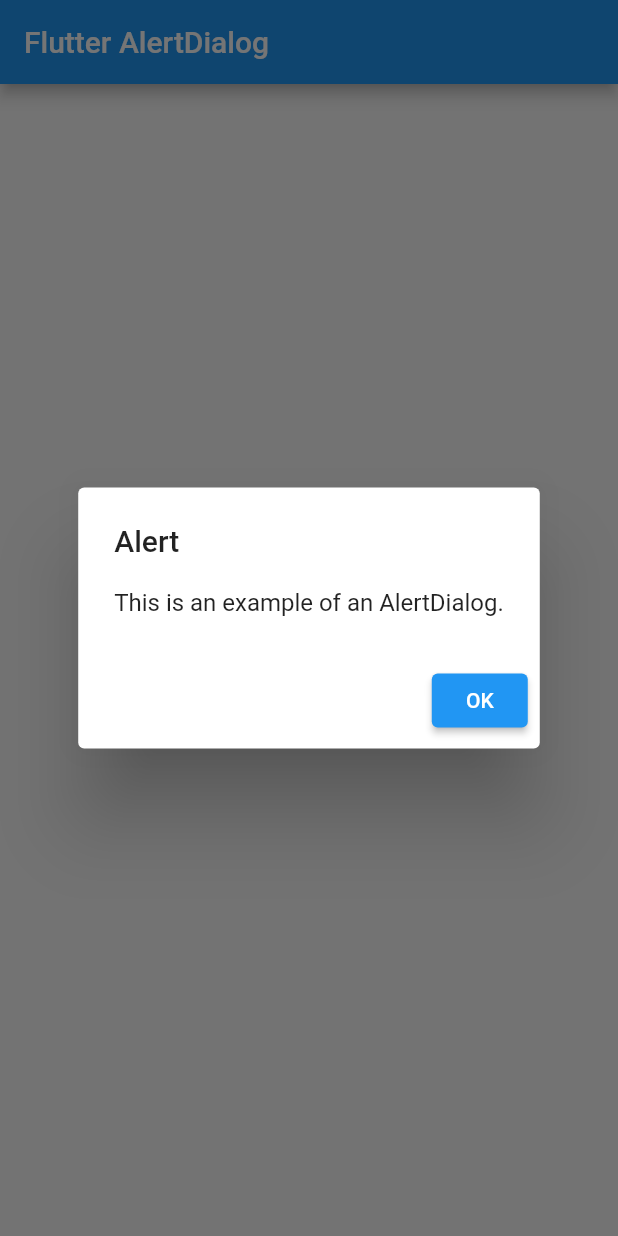
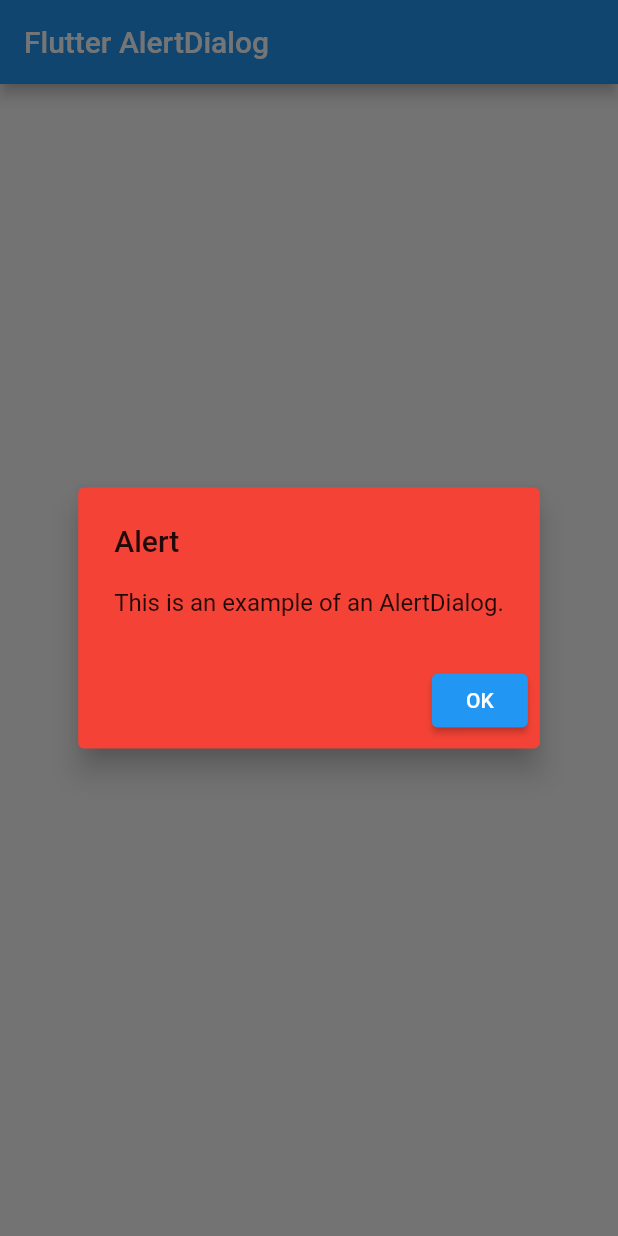
Before and after one commit to hammad-qayyum/alertbox, a Flutter app: the screen it shows after launch, after a tap on "Show Alert", on a phone screen of 412 x 824 dp. Run offline on Flutter 3.47's test engine with Material 2 defaults, Android fonts, the phone set to English and light mode, and no system bars.

Commit message:
Update main.dart

```diff
--- a/lib/main.dart
+++ b/lib/main.dart
@@ -32,6 +32,8 @@
               context: context,
               builder: (BuildContext context) {
                 return AlertDialog(
+                  elevation: 8, // Add elevation
+                  backgroundColor: Colors.red, // Set background color to red
                   title: Text('Alert'),
                   content: Text('This is an example of an AlertDialog.'),
                   actions: [
```
